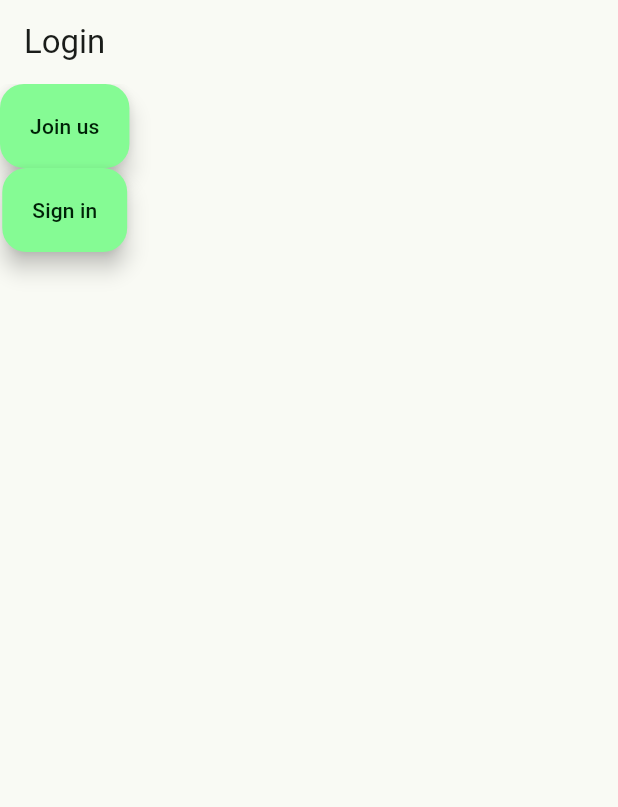
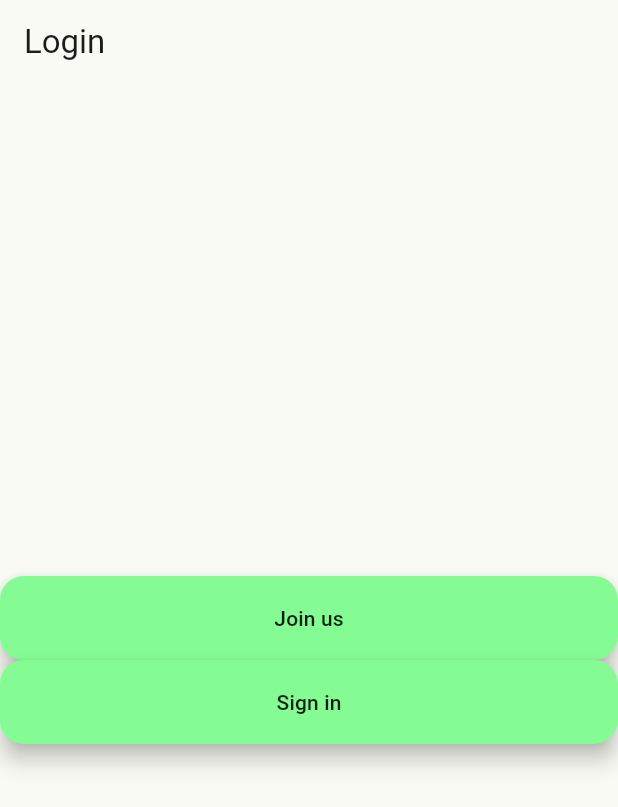
Before and after one commit to aasmal97/Healthy-Competition, a Flutter app: the screen it shows after launch, on a phone screen of 412 x 824 dp. Shown: the top 807 px of the screen. Run offline on Flutter 3.47's test engine with Material 2 defaults, Android fonts, the light colour scheme and no system bars; our stand-ins replace flutter_dotenv, get; missing offline and left inert: amplify_auth_cognito, amplify_flutter.

Commit message:
add column to google buttons

```diff
--- a/lib/loginPage/login_page.dart
+++ b/lib/loginPage/login_page.dart
@@ -5,16 +5,19 @@
   @override
   Widget build(BuildContext context) {
     final loginButton = FloatingActionButton.extended(
-        onPressed:() {},
-        label: const Text('Sign in'),
-      );
+      onPressed: () {},
+      label: const Text('Sign in'),
+    );
     final signUpButton = FloatingActionButton.extended(
-        onPressed:() {},
-        label: const Text('Join us')
-      );
+        onPressed: () {}, label: const Text('Join us'));
     return Scaffold(
-      appBar: AppBar(title: const Text('Login')),
-      body: Column(children: [ signUpButton, loginButton]),
-    );
+        appBar: AppBar(title: const Text('Login')),
+        body: Center(
+          child: Column(
+            crossAxisAlignment: CrossAxisAlignment.stretch,
+            mainAxisAlignment: MainAxisAlignment.center,
+            children: [signUpButton, loginButton],
+          ),
+        ));
   }
 }
```
